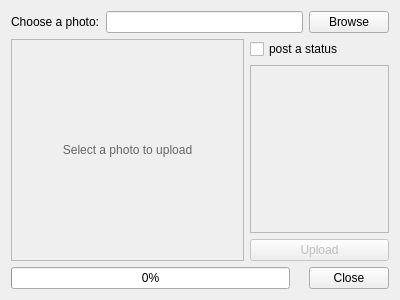
Old version of the form qtwitter-app/ui/twitpicview.ui in the repository ayoy/qtwitter.
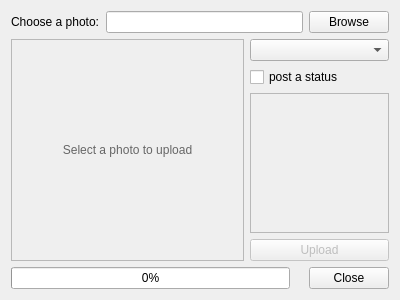
New version of the form. Custom widgets are drawn as their Qt base class.

```diff
--- a/qtwitter-app/ui/twitpicview.ui
+++ b/qtwitter-app/ui/twitpicview.ui
@@ -119,6 +119,9 @@
      </item>
      <item>
       <layout class="QVBoxLayout" name="verticalLayout">
+       <item>
+        <widget class="QComboBox" name="accountsComboBox"/>
+       </item>
        <item>
         <widget class="QCheckBox" name="postStatusCheckBox">
          <property name="text">
```
